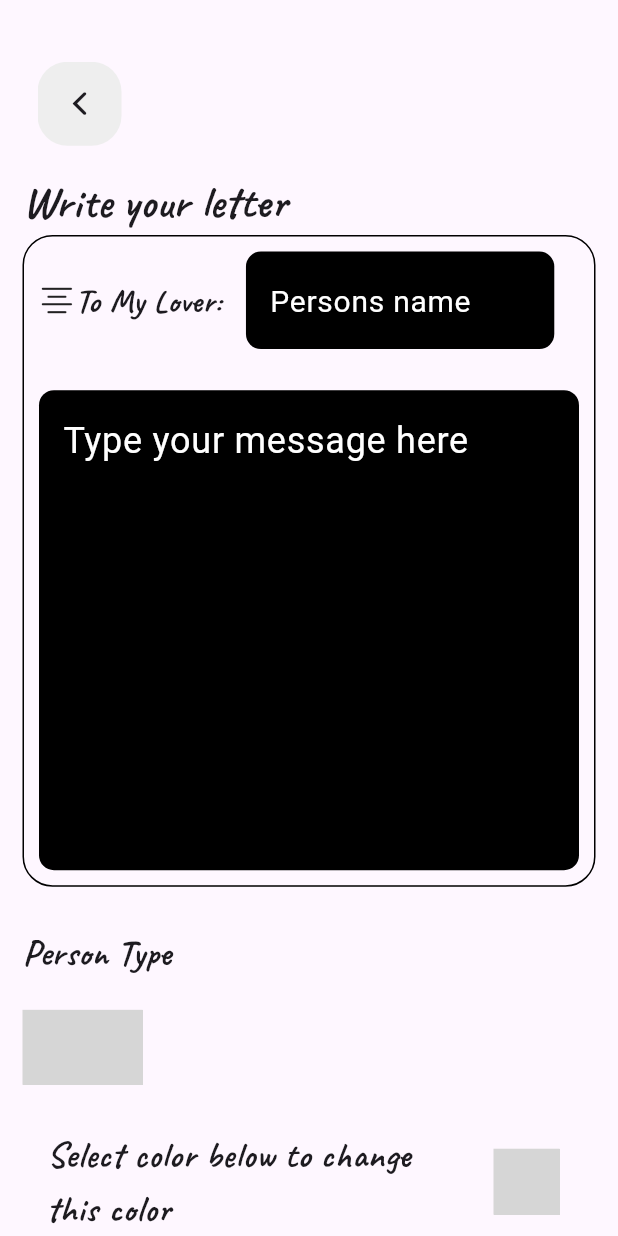
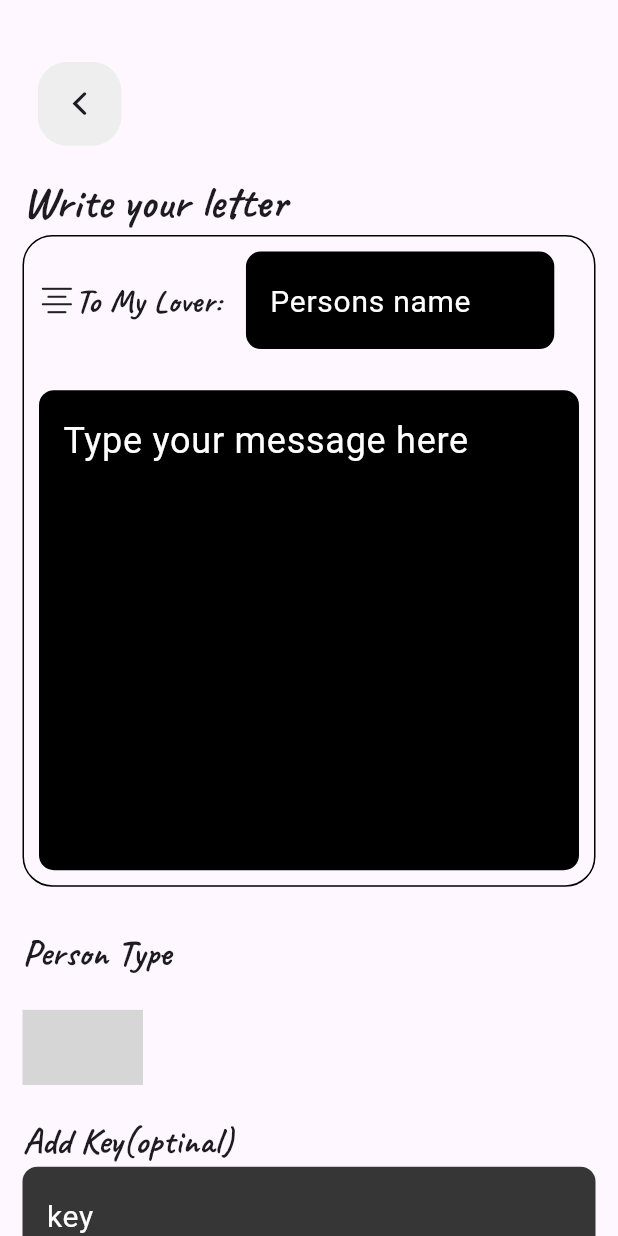
Before and after one commit to Ahmedx44/WhisperNote, a Flutter app: the AddPost screen opened directly, on a phone screen of 412 x 824 dp. Run offline on Flutter 3.47's test engine with Material 3 defaults, Android fonts, the phone set to English and light mode, and no system bars; our stand-ins replace awesome_bottom_bar, cloud_firestore, dartz, firebase_auth, firebase_core, flutter_styled_toast and 5 more; missing offline and left inert: custom_signin_buttons, fk_toggle, flex_color_picker, onboarding_intro_screen; accounts and stored records are empty; grey boxes are pictures that could not be loaded.

Commit message:
"Added imports, controllers, and functionality to AddPost page; updated service provider with new registrations"

```diff
--- /dev/null
+++ b/lib/data/model/post/post_model.dart
@@ -0,0 +1,22 @@
+class PostModel {
+  final String userId;
+  final String color;
+  final String name;
+  final String message;
+  final String type;
+  final String key;
+  final String category;
+  final int likes;
+  final List messages;
+
+  PostModel(
+      {required this.userId,
+      required this.color,
+      required this.name,
+      required this.message,
+      required this.category,
+      required this.type,
+      required this.key,
+      this.likes = 0,
+      required this.messages});
+}
--- /dev/null
+++ b/lib/domain/repository/post/post_repository.dart
@@ -0,0 +1,6 @@
+import 'package:dartz/dartz.dart';
+import 'package:wish_i_sent/data/model/post/post_model.dart';
+
+abstract class PostRepository {
+  Future<Either<String, String>> postmessage(PostModel postModel);
+}
--- /dev/null
+++ b/lib/domain/usecase/post/post_usecase.dart
@@ -0,0 +1,12 @@
+import 'dart:nativewrappers/_internal/vm/lib/ffi_allocation_patch.dart';
+
+import 'package:dartz/dartz.dart';
+import 'package:wish_i_sent/data/model/post/post_model.dart';
+import 'package:wish_i_sent/data/source/post/post_service.dart';
+import 'package:wish_i_sent/service_provider.dart';
+
+class PostUsecase {
+  Future<Either<String, String>> call(PostModel postModel) {
+    return sl<PostService>().postmessage(postModel);
+  }
+}
--- a/lib/presentation/pages/post/add_post.dart
+++ b/lib/presentation/pages/post/add_post.dart
@@ -1,9 +1,17 @@
+import 'dart:nativewrappers/_internal/vm/lib/ffi_allocation_patch.dart';
+
+import 'package:firebase_auth/firebase_auth.dart';
 import 'package:fk_toggle/fk_toggle.dart';
 import 'package:flex_color_picker/flex_color_picker.dart';
 import 'package:flutter/cupertino.dart';
 import 'package:flutter/material.dart';
+import 'package:flutter_styled_toast/flutter_styled_toast.dart';
 import 'package:google_fonts/google_fonts.dart';
+import 'package:wish_i_sent/data/model/post/post_model.dart';
+import 'package:wish_i_sent/data/source/post/post_service.dart';
+import 'package:wish_i_sent/domain/usecase/post/post_usecase.dart';
 import 'package:wish_i_sent/presentation/widget/custom_app_bar.dart';
+import 'package:wish_i_sent/service_provider.dart';
 
 class AddPost extends StatefulWidget {
   const AddPost({super.key});
@@ -13,8 +21,13 @@ class AddPost extends StatefulWidget {
 }
 
 class _AddPostState extends State<AddPost> {
-  late Color screenPickerColor;
+  Color screenPickerColor = Colors.black;
   String categoryName = 'Lover';
+  final userId = FirebaseAuth.instance.currentUser!.uid.toString();
+  TextEditingController _nameController = TextEditingController();
+  TextEditingController _messageController = TextEditingController();
+  TextEditingController _keyController = TextEditingController();
+  TextEditingController _typeController = TextEditingController();
 
   @override
   void initState() {
@@ -130,7 +143,7 @@ class _AddPostState extends State<AddPost> {
                     height: MediaQuery.of(context).size.height / 40,
                   ),
                   FkToggle(
-                      backgroundColor: Colors.white,
+                      backgroundColor: const Color.fromARGB(255, 54, 54, 54),
                       width: 80,
                       onSelected: (idx, instance) {
                         setState(() {
@@ -138,8 +151,31 @@ class _AddPostState extends State<AddPost> {
                         });
                       },
                       height: 50,
+                      disabledElementColor: Colors.white,
                       selectedColor: Colors.blue,
                       labels: const ['Lover', 'Parent', 'Relative', 'Friend']),
+                  SizedBox(
+                    height: MediaQuery.of(context).size.height / 40,
+                  ),
+                  Text(
+                    'Add Key(optinal)',
+                    style: GoogleFonts.caveat(
+                        fontSize: 24, fontWeight: FontWeight.bold),
+                  ),
+                  const TextField(
+                    style: TextStyle(color: Colors.white, fontSize: 22),
+                    decoration: InputDecoration(
+                        fillColor: Color.fromARGB(255, 54, 54, 54),
+                        hintText: 'key',
+                        hintStyle: TextStyle(
+                          fontSize: 20,
+                          color: Colors.white,
+                        ),
+                        filled: true,
+                        border: OutlineInputBorder(
+                            borderRadius: BorderRadius.all(Radius.circular(10)),
+                            borderSide: BorderSide.none)),
+                  ),
                   SizedBox(
                     height: MediaQuery.of(context).size.height / 40,
                   ),
@@ -163,8 +199,11 @@ class _AddPostState extends State<AddPost> {
                         elevation: 2,
                         child: ColorPicker(
                           color: screenPickerColor,
-                          onColorChanged: (Color color) =>
-                              setState(() => screenPickerColor = color),
+                          onColorChanged: (Color color) => setState(
+                            () {
+                              screenPickerColor = color;
+                            },
+                          ),
                           width: 44,
                           height: 44,
                           borderRadius: 22,
@@ -188,6 +227,37 @@ class _AddPostState extends State<AddPost> {
                     height: MediaQuery.of(context).size.height / 30,
                   ),
                   Center(
+                    child: GestureDetector(
+                      onTap: () async {
+
+                         final result= await sl<PostUsecase>().call(PostModel(
+                              userId: userId,
+                              color: screenPickerColor.toString(),
+                              name: _nameController.text,
+                              category: categoryName,
+                              message: _messageController.text,
+                              type: _typeController.text,
+                              key: _keyController.text,
+                              messages: []));
+
+                              result.fold((ifLeft){
+ Future.delayed(const Duration(milliseconds: 100), () {
+                            showToast(
+                              ifLeft,
+                              backgroundColor: Colors.green,
+                              context: context,
+                              animation: StyledToastAnimation.slideFromTop,
+                              reverseAnimation: StyledToastAnimation.fade,
+                              position: StyledToastPosition.top,
+                              animDuration: const Duration(seconds: 1),
+                              duration: const Duration(seconds: 4),
+                              curve: Curves.elasticOut,
+                              reverseCurve: Curves.linear,
+                            );
+                              }, (ifRight){});
+                              );
+
+                      },
                       child: Container(
                         width: 200,
                         padding: const EdgeInsets.symmetric(vertical: 10),
@@ -206,6 +276,7 @@ class _AddPostState extends State<AddPost> {
                         ),
                       ),
                     ),
+                  ),
                   SizedBox(
                     height: MediaQuery.of(context).size.height / 30,
                   ),
```
Also changed, not shown: lib/data/repository/post/post_repository_impl.dart (added, +12 -0 lines), lib/data/source/post/post_service.dart (added, +35 -0 lines), lib/service_provider.dart (+11 -1 lines). Lines whose indentation alone changed are shown as unchanged.
